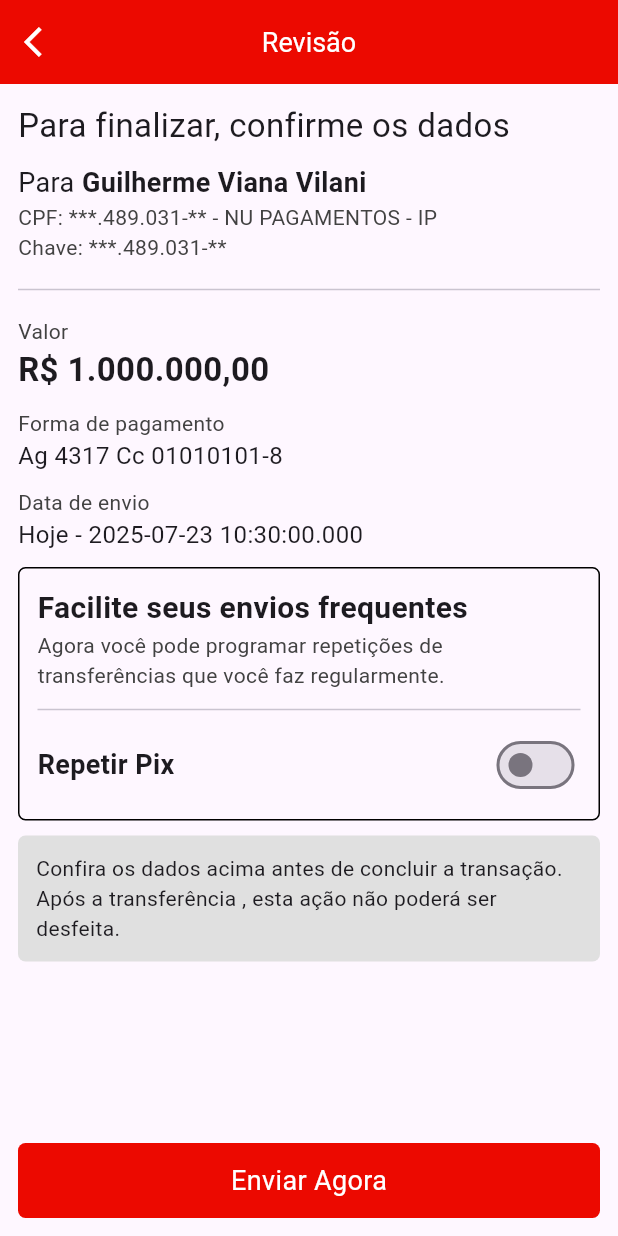
After one commit to Flutters-Vilani/app_santander_alunos, a Flutter app: the RevisaoPix screen opened directly, on a phone screen of 412 x 824 dp. The commit adds this screen. Run offline on Flutter 3.47's test engine with Material 3 defaults, Android fonts, the phone set to English and light mode, and no system bars; our stand-ins replace carousel_slider.

Commit message:
revisao pix pronta

```diff
--- a/lib/main.dart
+++ b/lib/main.dart
@@ -1,4 +1,3 @@
-import 'package:app_santander/views/definir_transferencia.dart';
 import 'package:flutter/material.dart';
 import 'views/splash_screen.dart';
 
@@ -18,7 +17,7 @@ class _MyAppState extends State<MyApp> {
   @override
   Widget build(BuildContext context) {
     return MaterialApp(
-      home: DefinirTransferencia(),
+      home: SplashScreen(),
       debugShowCheckedModeBanner: false,
     );
   }
--- a/lib/views/definir_transferencia.dart
+++ b/lib/views/definir_transferencia.dart
@@ -1,3 +1,4 @@
+import 'package:app_santander/views/revisao_pix.dart';
 import 'package:flutter/material.dart';
 
 class DefinirTransferencia extends StatefulWidget {
@@ -8,6 +9,8 @@ class DefinirTransferencia extends StatefulWidget {
 }
 
 class _DefinirTransferenciaState extends State<DefinirTransferencia> {
+  TextEditingController controllerValor = TextEditingController();
+
   @override
   Widget build(BuildContext context) {
     return Scaffold(
@@ -100,9 +103,16 @@ class _DefinirTransferenciaState extends State<DefinirTransferencia> {
                   ),
                   child: TextField(
                     decoration: InputDecoration(
-                        border: InputBorder.none,
-                        contentPadding: EdgeInsets.all(5),
-                        hintText: "Valor"),
+                      border: InputBorder.none,
+                      contentPadding: EdgeInsets.all(5),
+                      hintText: "Valor",
+                      // prefixText: "R\$",
+                    ),
+                    onChanged: (value) {
+                      setState(() {
+                        controllerValor.text = value;
+                      });
+                    },
                   ),
                 ),
                 Divider(),
@@ -186,13 +196,14 @@ class _DefinirTransferenciaState extends State<DefinirTransferencia> {
                       Row(
                         children: [
                           Radio(
+                            activeColor: Color.fromARGB(255, 236, 9, 0),
                             value: true,
                             groupValue: true,
                             onChanged: (value) {},
                             hoverColor: Color.fromARGB(255, 236, 9, 0),
                           ),
                           Text(
-                            "Conta Corrent",
+                            "Conta Corrente",
                             style: TextStyle(
                               fontWeight: FontWeight.bold,
                               fontSize: 16,
@@ -226,7 +237,7 @@ class _DefinirTransferenciaState extends State<DefinirTransferencia> {
                       Row(
                         mainAxisAlignment: MainAxisAlignment.spaceBetween,
                         children: [
-                          Text("Saldo disponivel"),
+                          Text("Saldo + Limite"),
                           Container(
                             width: 150,
                             height: 10,
@@ -248,16 +259,23 @@ class _DefinirTransferenciaState extends State<DefinirTransferencia> {
               children: [
                 Divider(),
                 GestureDetector(
-                  onTap: () {
-                    Navigator.of(context).push(MaterialPageRoute(
-                        builder: (context) => DefinirTransferencia()));
-                  },
+                  onTap: controllerValor.text.isEmpty
+                      ? null
+                      : () {
+                          Navigator.of(context).push(
+                            MaterialPageRoute(
+                              builder: (_) => RevisaoPix(),
+                            ),
+                          );
+                        },
                   child: Container(
                     margin: EdgeInsets.only(top: 18),
                     alignment: Alignment.center,
                     height: 50,
                     decoration: BoxDecoration(
-                      color: Color.fromARGB(255, 236, 9, 0),
+                      color: controllerValor.text.isEmpty
+                          ? Colors.grey
+                          : Color.fromARGB(255, 236, 9, 0),
                       borderRadius: BorderRadius.circular(5),
                     ),
                     width: double.maxFinite,
--- /dev/null
+++ b/lib/views/revisao_pix.dart
@@ -0,0 +1,231 @@
+import 'package:flutter/material.dart';
+
+class RevisaoPix extends StatefulWidget {
+  const RevisaoPix({super.key});
+
+  @override
+  State<RevisaoPix> createState() => _RevisaoPixState();
+}
+
+class _RevisaoPixState extends State<RevisaoPix> {
+  bool switchValue = false;
+
+  @override
+  Widget build(BuildContext context) {
+    return Scaffold(
+      appBar: AppBar(
+        backgroundColor: Color.fromARGB(255, 236, 9, 0),
+        leading: IconButton(
+          onPressed: () {
+            Navigator.of(context).pop();
+          },
+          icon: Icon(
+            Icons.arrow_back_ios,
+            color: Colors.white,
+          ),
+        ),
+        title: Text(
+          "Revisão",
+          style: TextStyle(
+            fontSize: 18,
+            color: Colors.white,
+          ),
+        ),
+        centerTitle: true,
+      ),
+      body: Padding(
+        padding: EdgeInsets.all(12),
+        child: Column(
+          mainAxisAlignment: MainAxisAlignment.spaceBetween,
+          children: [
+            Column(
+              crossAxisAlignment: CrossAxisAlignment.start,
+              children: [
+                Text(
+                  "Para finalizar, confirme os dados",
+                  style: TextStyle(fontSize: 22),
+                ),
+                SizedBox(
+                  height: 10,
+                ),
+                Row(
+                  children: [
+                    Text(
+                      "Para",
+                      style: TextStyle(
+                        fontSize: 18,
+                      ),
+                    ),
+                    SizedBox(
+                      width: 5,
+                    ),
+                    Text(
+                      "Guilherme Viana Vilani",
+                      style:
+                          TextStyle(fontWeight: FontWeight.bold, fontSize: 18),
+                    ),
+                  ],
+                ),
+                Text(
+                  "CPF: ***.489.031-** - NU PAGAMENTOS - IP",
+                  style: TextStyle(
+                    color: Colors.grey.shade800,
+                  ),
+                ),
+                Text(
+                  "Chave: ***.489.031-**",
+                  style: TextStyle(
+                    color: Colors.grey.shade800,
+                  ),
+                ),
+                SizedBox(
+                  height: 10,
+                ),
+                Divider(),
+                SizedBox(
+                  height: 10,
+                ),
+                Text(
+                  "Valor",
+                  style: TextStyle(
+                    color: Colors.grey.shade800,
+                  ),
+                ),
+                Text(
+                  "R\$ 1.000.000,00",
+                  style: TextStyle(
+                    fontWeight: FontWeight.bold,
+                    fontSize: 22,
+                  ),
+                ),
+                SizedBox(
+                  height: 10,
+                ),
+                Text(
+                  "Forma de pagamento",
+                  style: TextStyle(
+                    color: Colors.grey.shade800,
+                  ),
+                ),
+                Text(
+                  "Ag 4317 Cc 01010101-8",
+                  style: TextStyle(
+                    fontSize: 16,
+                  ),
+                ),
+                SizedBox(
+                  height: 10,
+                ),
+                Text(
+                  "Data de envio",
+                  style: TextStyle(
+                    color: Colors.grey.shade800,
+                  ),
+                ),
+                Text(
+                  "Hoje - ${DateTime.now()}",
+                  style: TextStyle(
+                    fontSize: 16,
+                  ),
+                ),
+                SizedBox(
+                  height: 10,
+                ),
+                Container(
+                  padding: EdgeInsets.all(12),
+                  decoration: BoxDecoration(
+                    border: Border.all(width: 1),
+                    borderRadius: BorderRadius.circular(5),
+                  ),
+                  width: double.maxFinite,
+                  child: Column(
+                    crossAxisAlignment: CrossAxisAlignment.start,
+                    children: [
+                      Text(
+                        "Facilite seus envios frequentes",
+                        style: TextStyle(
+                          fontWeight: FontWeight.bold,
+                          fontSize: 20,
+                        ),
+                      ),
+                      Text(
+                        "Agora você pode programar repetições de transferências que você faz regularmente.",
+                        style: TextStyle(
+                          color: Colors.grey.shade800,
+                        ),
+                      ),
+                      SizedBox(
+                        height: 5,
+                      ),
+                      Divider(),
+                      SizedBox(
+                        height: 5,
+                      ),
+                      Row(
+                        mainAxisAlignment: MainAxisAlignment.spaceBetween,
+                        children: [
+                          Text(
+                            "Repetir Pix",
+                            style: TextStyle(
+                              fontWeight: FontWeight.bold,
+                              fontSize: 18,
+                            ),
+                          ),
+                          Switch(
+                            value: switchValue,
+                            onChanged: (value) {
+                              setState(() {
+                                switchValue = value;
+                              });
+                            },
+                          )
+                        ],
+                      ),
+                    ],
+                  ),
+                ),
+                SizedBox(
+                  height: 10,
+                ),
+                Container(
+                  padding: EdgeInsets.all(12),
+                  decoration: BoxDecoration(
+                    color: Colors.grey.shade300,
+                    borderRadius: BorderRadius.circular(5),
+                  ),
+                  width: double.maxFinite,
+                  child: Text(
+                    "Confira os dados acima antes de concluir a transação. Após a transferência , esta ação não poderá ser desfeita.",
+                  ),
+                ),
+              ],
+            ),
+            GestureDetector(
+              onTap: () {
+                Navigator.of(context).push(
+                  MaterialPageRoute(
+                    builder: (_) => RevisaoPix(),
+                  ),
+                );
+              },
+              child: Container(
+
+                alignment: Alignment.center,
+                height: 50,
+                decoration: BoxDecoration(
+                  color: Color.fromARGB(255, 236, 9, 0),
+                  borderRadius: BorderRadius.circular(5),
+                ),
+                width: double.maxFinite,
+                child: Text(
+                  "Enviar Agora",
+                  style: TextStyle(fontSize: 18, color: Colors.white),
+                ),
+              ),
+            )
+          ],
+        ),
+      ),
+    );
+  }
+}
```
